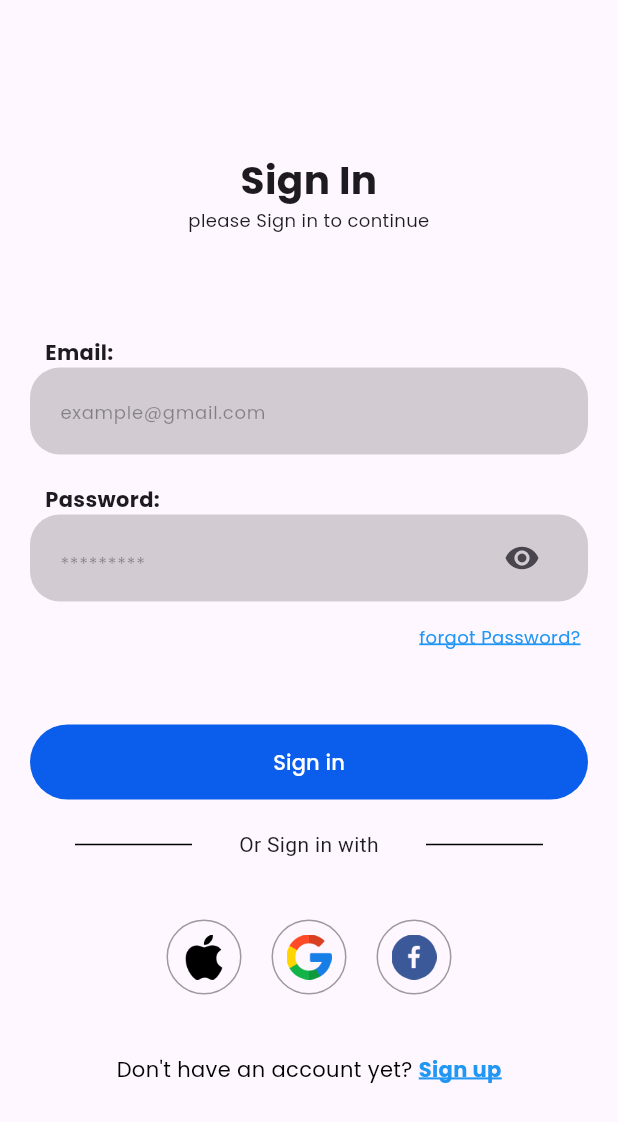
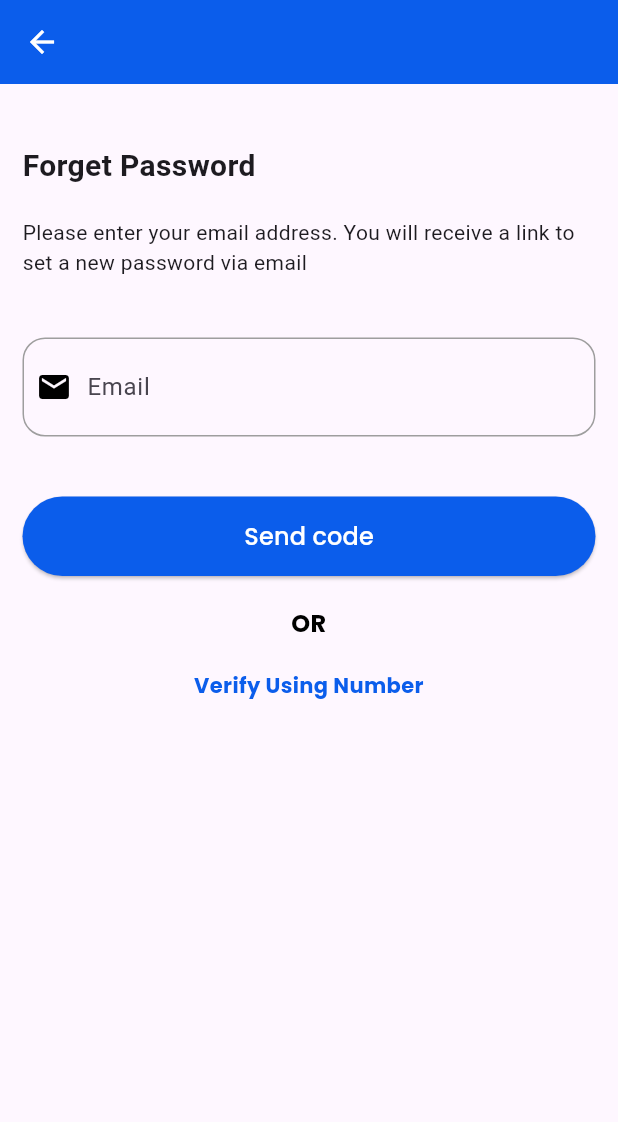
Before and after one commit to JuliaJosephh/E-Learning-App, a Flutter app: the screen it shows after launch, after a tap on "forgot Password?", on a phone screen of 412 x 824 dp. Shown: the top 1122 px of the screen. Run offline on Flutter 3.47's test engine with Material 3 defaults, Android fonts, the phone set to English and light mode, and no system bars; our stand-ins replace flutter_otp_text_field, google_fonts.

Commit message:
forget password screens

```diff
--- a/lib/screens/LoginPage.dart
+++ b/lib/screens/LoginPage.dart
@@ -1,6 +1,7 @@
 import 'package:flutter/material.dart';
 import 'package:sessiontask/screens/DefaultScreen.dart';
 import 'package:sessiontask/screens/SignUpPage.dart';
+import 'package:sessiontask/screens/forgetpassword.dart';
 
 import '../constants/constants.dart';
 import '../widgets/platforms.dart';
@@ -141,12 +142,17 @@ class _LoginState extends State<Login> {
                 ),
                 Padding(
                   padding:
-                      const EdgeInsets.only(top: 15.0, right: 25, left: 260),
+                      const EdgeInsets.only(top: 15.0, right: 25, left: 20),
                   child: InkWell(
                     overlayColor: const WidgetStatePropertyAll(Colors.transparent),
-                    onTap: () {
-                      // Implement forget password functionality
-                    },
+                  onTap: () {
+  setState(() {
+    Navigator.push(
+      context,
+      MaterialPageRoute(builder: (context) => Forgetpassword()),
+    );
+  });
+},
                     child: Text(
                       "forgot Password?",
                       style: poppins.copyWith(
--- /dev/null
+++ b/lib/screens/forgetpassword.dart
@@ -0,0 +1,84 @@
+import 'package:flutter/material.dart';
+import 'package:sessiontask/constants/constants.dart';
+import 'package:sessiontask/screens/verifywnum.dart';
+
+class Forgetpassword extends StatelessWidget {
+  const Forgetpassword({super.key});
+
+  @override
+  Widget build(BuildContext context) {
+    return Scaffold(
+      appBar: AppBar(
+        backgroundColor: backgroundColor,
+        leading: IconButton(
+          onPressed: () => Navigator.pop(context),
+          icon: const Icon(Icons.arrow_back, color: Colors.white),
+        ),
+      ),
+      body: Padding(
+        padding: const EdgeInsets.symmetric(horizontal: 15.0, vertical: 40),
+        child: Column(
+          crossAxisAlignment: CrossAxisAlignment.stretch,
+
+          children: [
+            const Text(
+              "Forget Password",
+              style: TextStyle(fontSize: 20, fontWeight: FontWeight.bold),
+            ),
+            const SizedBox(height: 20),
+            const Text(
+              "Please enter your email address. You will receive a link to set a new password via email",
+              maxLines: 2,
+            ),
+            const SizedBox(height: 40),
+
+            // **Improved Row for Icon and TextField alignment**
+            Container(
+              decoration: BoxDecoration(border: Border.all(color: Colors.grey,width: 1,),borderRadius: BorderRadius.circular(15)),
+              child: const Padding(
+                padding: EdgeInsets.all(8.0),
+                child: Row(
+                  children: [
+                    Icon(
+                      Icons.email,
+                      color: Colors.black, // Adjust color as needed
+                    ),
+                    SizedBox(width: 10.0), // Add some horizontal spacing
+                    Expanded(
+                      child: TextField(
+                        decoration: InputDecoration(
+                          hintText: "Email",
+                          border: InputBorder.none,
+                        ),
+                      ),
+                    ),
+                  ],
+                ),
+              ),
+            ),
+          const SizedBox(height: 40,),
+          ElevatedButton(onPressed: (){},style: const ButtonStyle(backgroundColor: WidgetStatePropertyAll(backgroundColor)), child: Padding(
+            padding: const EdgeInsets.all(15.0),
+            child: Text("Send code",style:poppins.copyWith(fontSize: 16,color: Colors.white),),
+          ),),
+          const SizedBox(height: 20,),
+          Text("OR",textAlign: TextAlign.center,style: poppins.copyWith(color: Colors.black,fontSize: 16,fontWeight: FontWeight.bold),),
+          const SizedBox(height: 20,),
+          Padding(
+            padding: const EdgeInsets.symmetric(horizontal:100 ),
+            child: InkWell(
+              overlayColor: WidgetStateColor.transparent,
+              onTap: (){
+
+              Navigator.push(context, MaterialPageRoute(builder:(context)=>Verifywnum() ));
+
+            }, child: Text("Verify Using Number",textAlign: TextAlign.center,style: poppins.copyWith(color: backgroundColor,fontWeight: FontWeight.bold),)),
+          )
+
+          ],
+
+        ),
+      ),
+    );
+  }
+}
--- a/pubspec.yaml
+++ b/pubspec.yaml
@@ -36,6 +36,7 @@ dependencies:
   # Use with the CupertinoIcons class for iOS style icons.
   cupertino_icons: ^1.0.8
   google_fonts: ^4.0.3
+  flutter_otp_text_field: ^1.2.0
 
 dev_dependencies:
   flutter_test:
```
Also changed, not shown: lib/screens/OTP.dart (added, +68 -0 lines), lib/screens/SetNewPass.dart (added, +63 -0 lines), lib/screens/verifywnum.dart (added, +86 -0 lines), pubspec.lock.
